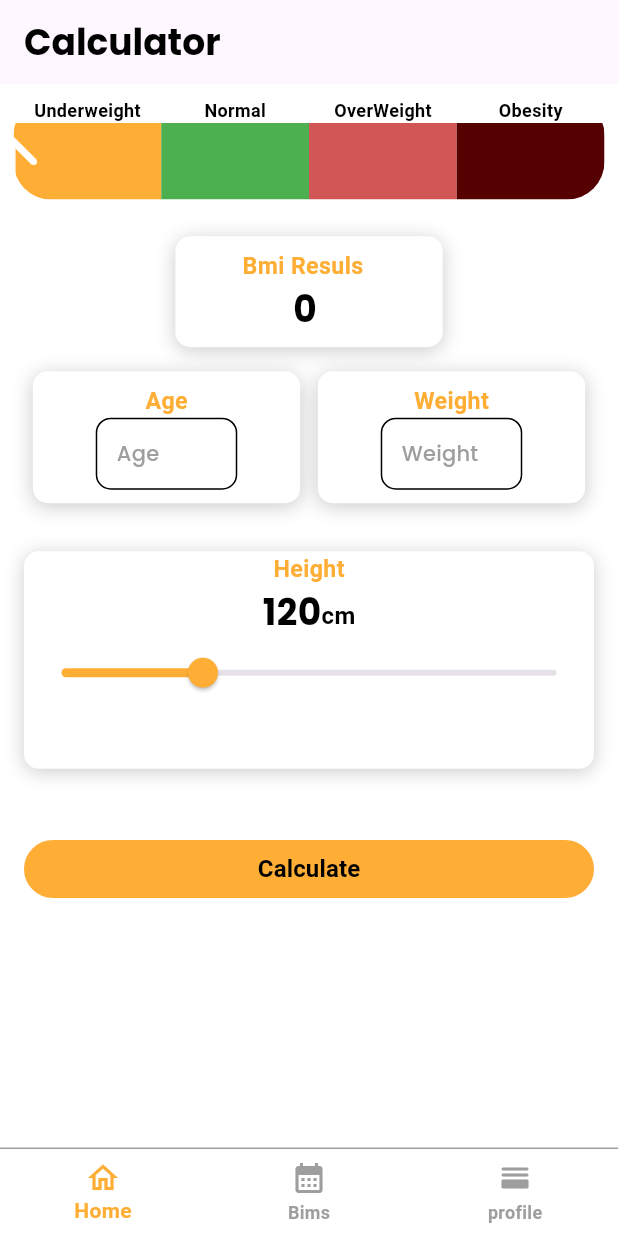
After one commit to pavlysamir/bmi-task, a Flutter app: the HomeLayout screen opened by its route, on a phone screen of 412 x 824 dp. The commit adds this screen. Run offline on Flutter 3.47's test engine with Material 3 defaults, Android fonts, the phone set to English and light mode, and no system bars; our stand-ins replace bloc, cloud_firestore, dartz, firebase_auth, firebase_core, flutter_bloc and 5 more; accounts and stored records are empty.

Commit message:
Add BMI calculator feature with views and manager
This commit adds the BMI calculator feature with views for calculating BMI,
displaying results, and managing user input. It also includes a custom linear
progress indicator with color-coded sections for BMI categories.

```diff
--- a/lib/constants.dart
+++ b/lib/constants.dart
@@ -3,9 +3,9 @@ import 'package:flutter/material.dart';
 const kPrimaryKey = Color(0xffFFAE35);
 const kSecondaryKey = Color(0xffD35656);
 const kBlackColor = Colors.black;
-Color kPoppingsRedColor = const Color(0xffFF0000).withOpacity(0.2);
+Color kPoppingsRedColor = const Color.fromARGB(255, 86, 1, 1);
 bool isEnglish = true;
 bool isDark = false;
 
-const k5A5A5A = Color(0xff5A5A5A);
+const kGreen = Colors.green;
 const k323232 = Color(0xff323232);
--- /dev/null
+++ b/lib/core/Layouts/home_layout.dart
@@ -0,0 +1,78 @@
+import 'package:bmi_task/core/Layouts/home_layout_cubit.dart';
+import 'package:flutter/material.dart';
+import 'package:flutter_bloc/flutter_bloc.dart';
+
+class HomeLayout extends StatefulWidget {
+  const HomeLayout({Key? key}) : super(key: key);
+
+  @override
+  State<HomeLayout> createState() => _HomeLayoutState();
+}
+
+class _HomeLayoutState extends State<HomeLayout> {
+  @override
+  @override
+  Widget build(BuildContext context) {
+    return BlocProvider(
+      create: (context) => HomeLayoutCubit(),
+      child: BlocConsumer<HomeLayoutCubit, HomeLayoutState>(
+        listener: (context, state) {
+          // TODO: implement listener
+        },
+        builder: (context, state) {
+          var cubit = HomeLayoutCubit.get(context);
+
+          return Scaffold(
+            // appBar: PreferredSize(
+            //   preferredSize: Size.fromHeight(85.h),
+            //   child: const SafeArea(
+            //     child: CustomAppBar(
+            //       name: 'Your Name',
+            //       image: 'Your Image',
+            //     ),
+            //   ),
+            // ),
+            bottomNavigationBar: Container(
+              decoration: const BoxDecoration(
+                border: Border(
+                  top: BorderSide(
+                    color: Colors.grey,
+                    width: 1.0,
+                  ),
+                ),
+              ),
+              child: BottomNavigationBar(
+                mouseCursor: MouseCursor.defer,
+                items: const [
+                  BottomNavigationBarItem(
+                    icon: Icon(
+                      Icons.home_outlined,
+                    ),
+                    label: 'Home',
+                  ),
+                  BottomNavigationBarItem(
+                    icon: Icon(
+                      Icons.calendar_month,
+                    ),
+                    label: 'Bims',
+                  ),
+                  BottomNavigationBarItem(
+                    icon: Icon(
+                      Icons.horizontal_split_rounded,
+                    ),
+                    label: 'profile',
+                  ),
+                ],
+                currentIndex: cubit.currentIndex,
+                onTap: (index) {
+                  cubit.changeBottomNavBar(index);
+                },
+              ),
+            ),
+            body: cubit.screens[cubit.currentIndex],
+          );
+        },
+      ),
+    );
+  }
+}
--- /dev/null
+++ b/lib/core/Layouts/home_layout_cubit.dart
@@ -0,0 +1,25 @@
+import 'package:bmi_task/features/bmi_list/presentation/views/bmi_list.dart';
+import 'package:bmi_task/features/calculation/presentation/views/Calculator_view.dart';
+import 'package:bmi_task/features/profile/presentation/views/profile_view.dart';
+import 'package:flutter/material.dart';
+import 'package:flutter_bloc/flutter_bloc.dart';
+part 'home_layout_state.dart';
+
+class HomeLayoutCubit extends Cubit<HomeLayoutState> {
+  HomeLayoutCubit() : super(HomeLayoutInitial());
+
+  static HomeLayoutCubit get(context) => BlocProvider.of(context);
+
+  int currentIndex = 0;
+  List screens = [
+    const CalculatorView(),
+    const BmiListView(),
+    const ProfileView(),
+  ];
+
+  void changeBottomNavBar(int index) {
+    currentIndex = index;
+
+    emit(HomeChaneNavBar());
+  }
+}
--- /dev/null
+++ b/lib/core/Layouts/home_layout_state.dart
@@ -0,0 +1,13 @@
+part of 'home_layout_cubit.dart';
+
+@immutable
+abstract class HomeLayoutState {}
+
+class HomeLayoutInitial extends HomeLayoutState {}
+
+class HomeChaneNavBar extends HomeLayoutState {}
+
+class themeChangeMode extends HomeLayoutState {
+  final bool isDark;
+  themeChangeMode({required this.isDark});
+}
--- a/lib/core/utils/app_router.dart
+++ b/lib/core/utils/app_router.dart
@@ -1,26 +1,44 @@
+import 'package:bmi_task/core/Layouts/home_layout.dart';
 import 'package:bmi_task/core/utils/service_locator.dart';
 import 'package:bmi_task/core/utils/shared_preferences_cash_helper.dart';
 import 'package:bmi_task/features/authentacation/presentation/views/auth_view.dart';
-import 'package:bmi_task/features/home/presentation/views/Home_view.dart';
+import 'package:bmi_task/features/bmi_list/presentation/views/bmi_list.dart';
+import 'package:bmi_task/features/calculation/presentation/views/Calculator_view.dart';
+import 'package:bmi_task/features/profile/presentation/views/profile_view.dart';
 import 'package:go_router/go_router.dart';
 
 abstract class AppRouter {
   static const kAuthView = '/';
-  static const kHomeView = '/HomeView';
+  static const kCalculatorView = '/CalculatorView';
+  static const kBmiListView = '/BmiListView';
+  static const kProfiletView = '/ProfileView';
+  static const kHomeLayOut = '/HomeLayOut';
 
   static final router = GoRouter(
       initialLocation:
           getIt.get<CashHelperSharedPreferences>().getData(key: 'uId') == null
               ? kAuthView
-              : kHomeView,
+              : kHomeLayOut,
       routes: [
         GoRoute(
           path: kAuthView,
           builder: (context, state) => const AuthView(),
         ),
         GoRoute(
-          path: kHomeView,
-          builder: (context, state) => const HomeView(),
-        )
+          path: kCalculatorView,
+          builder: (context, state) => const CalculatorView(),
+        ),
+        GoRoute(
+          path: kBmiListView,
+          builder: (context, state) => const BmiListView(),
+        ),
+        GoRoute(
+          path: kProfiletView,
+          builder: (context, state) => const ProfileView(),
+        ),
+        GoRoute(
+          path: kHomeLayOut,
+          builder: (context, state) => const HomeLayout(),
+        ),
       ]);
 }
--- a/lib/core/utils/styles.dart
+++ b/lib/core/utils/styles.dart
@@ -1,5 +1,6 @@
 import 'package:bmi_task/constants.dart';
 import 'package:flutter/material.dart';
+import 'package:flutter_screenutil/flutter_screenutil.dart';
 import 'package:google_fonts/google_fonts.dart';
 
 abstract class Styles {
@@ -40,6 +41,9 @@ abstract class Styles {
   // }
   static TextStyle textStyle12Black = const TextStyle(
       fontSize: 12, fontWeight: FontWeight.bold, color: Colors.black);
+
+  static TextStyle textStyle10Black = TextStyle(
+      fontSize: 10.sp, fontWeight: FontWeight.bold, color: Colors.black);
   static TextStyle textStyle12White = const TextStyle(
       fontSize: 12, fontWeight: FontWeight.bold, color: Colors.white);
   static TextStyle textStyle12BoldGrey = const TextStyle(
@@ -84,4 +88,6 @@ abstract class Styles {
       fontSize: 16, fontWeight: FontWeight.bold, color: kBlackColor);
   static TextStyle textStyle16White = const TextStyle(
       fontSize: 16, fontWeight: FontWeight.bold, color: Colors.white);
+  static TextStyle textStyle16Orange = TextStyle(
+      fontSize: 16.sp, fontWeight: FontWeight.bold, color: kPrimaryKey);
 }
--- a/lib/core/widgets/Custom_AppBar_with_title.dart
+++ b/lib/core/widgets/Custom_AppBar_with_title.dart
@@ -10,15 +10,6 @@ class CustomAppbareWithTitle extends StatelessWidget
   @override
   Widget build(BuildContext context) {
     return AppBar(
-      leading: IconButton(
-        onPressed: () {
-          Navigator.pop(context);
-        },
-        icon: const Icon(
-          Icons.arrow_back_ios,
-          color: kPrimaryKey,
-        ),
-      ),
       title: Text(
         title,
         style: Theme.of(context).textTheme.displaySmall,
--- a/lib/features/authentacation/presentation/views/auth_view.dart
+++ b/lib/features/authentacation/presentation/views/auth_view.dart
@@ -24,7 +24,7 @@ class AuthView extends StatelessWidget {
         listener: (context, state) {
           if (state is RegisterCreateUserSuccessState) {
             customGoAndDeleteNavigate(
-                context: context, path: AppRouter.kHomeView);
+                context: context, path: AppRouter.kCalculatorView);
           }
         },
         builder: (context, state) {
--- /dev/null
+++ b/lib/features/bmi_list/presentation/views/bmi_list.dart
@@ -0,0 +1,14 @@
+import 'package:flutter/material.dart';
+import 'package:flutter/widgets.dart';
+
+class BmiListView extends StatelessWidget {
+  const BmiListView({super.key});
+
+  @override
+  Widget build(BuildContext context) {
+    return Scaffold(
+        body: Center(
+      child: Text('Bmi List'),
+    ));
+  }
+}
--- /dev/null
+++ b/lib/features/calculation/presentation/manager/calculator_cubit/cubit/calculator_cubit.dart
@@ -0,0 +1,39 @@
+import 'dart:math';
+
+import 'package:bloc/bloc.dart';
+import 'package:flutter/widgets.dart';
+import 'package:flutter_bloc/flutter_bloc.dart';
+import 'package:meta/meta.dart';
+
+part 'calculator_state.dart';
+
+class CalculatorCubit extends Cubit<CalculatorState> {
+  CalculatorCubit() : super(CalculatorInitial());
+  TextEditingController ageController = TextEditingController();
+  TextEditingController weightController = TextEditingController();
+
+  double height = 120;
+  var bmiResult = 0.0;
+
+  void changeHeight(double value) {
+    height = value;
+    emit(ChangeHeightState());
+  }
+
+  void calculateBmi() {
+    double weight = double.parse(weightController.text);
+    bmiResult = weight / pow(height / 100, 2);
+    emit(CalculateBmiState());
+  }
+
+  static CalculatorCubit? get(context) => BlocProvider.of(context);
+  double progressValue = 0;
+
+  void normalize({double min = 0, double max = 100}) {
+    // Ensure the value is within the range
+    bmiResult = bmiResult.clamp(min, max);
+
+    // Normalize the value to a range of 0 to 1
+    progressValue = (bmiResult - min) / (max - min);
+  }
+}
--- /dev/null
+++ b/lib/features/calculation/presentation/manager/calculator_cubit/cubit/calculator_state.dart
@@ -0,0 +1,10 @@
+part of 'calculator_cubit.dart';
+
+@immutable
+sealed class CalculatorState {}
+
+final class CalculatorInitial extends CalculatorState {}
+
+final class ChangeHeightState extends CalculatorState {}
+
+final class CalculateBmiState extends CalculatorState {}
--- /dev/null
+++ b/lib/features/calculation/presentation/views/Calculator_view.dart
@@ -0,0 +1,86 @@
+import 'package:bmi_task/constants.dart';
+import 'package:bmi_task/core/widgets/Custom_AppBar_with_title.dart';
+import 'package:bmi_task/core/widgets/custom_button_large.dart';
+import 'package:bmi_task/features/calculation/presentation/manager/calculator_cubit/cubit/calculator_cubit.dart';
+import 'package:bmi_task/features/calculation/presentation/widgets/age_weight_container.dart';
+import 'package:bmi_task/features/calculation/presentation/widgets/bmi_result_container.dart';
+import 'package:bmi_task/features/calculation/presentation/widgets/hight_slider_container.dart';
+import 'package:bmi_task/features/calculation/presentation/widgets/linear_progress_indicator.dart';
+import 'package:flutter/material.dart';
+import 'package:flutter_bloc/flutter_bloc.dart';
+import 'package:flutter_screenutil/flutter_screenutil.dart';
+
+class CalculatorView extends StatelessWidget {
+  const CalculatorView({super.key});
+
+  @override
+  Widget build(BuildContext context) {
+    return BlocProvider(
+      create: (context) => CalculatorCubit(),
+      child: BlocConsumer<CalculatorCubit, CalculatorState>(
+        listener: (context, state) {
+          // TODO: implement listener
+        },
+        builder: (context, state) {
+          return Scaffold(
+              appBar: const CustomAppbareWithTitle(
+                title: 'Calculator',
+              ),
+              body: SingleChildScrollView(
+                child: Column(
+                  children: [
+                    MultiColorLinearProgressIndicator(
+                      progressValue:
+                          CalculatorCubit.get(context)!.progressValue,
+                    ),
+                    SizedBox(
+                      height: 16.h,
+                    ),
+                    BmiResultContainer(
+                      bmiResult: CalculatorCubit.get(context)!.bmiResult,
+                    ),
+                    Padding(
+                      padding: const EdgeInsets.all(16.0),
+                      child: Row(
+                        mainAxisAlignment: MainAxisAlignment.spaceAround,
+                        children: [
+                          AgeWeightContainer(
+                            controller:
+                                CalculatorCubit.get(context)!.ageController,
+                            hintText: 'Age',
+                          ),
+                          AgeWeightContainer(
+                            controller:
+                                CalculatorCubit.get(context)!.weightController,
+                            hintText: 'Weight',
+                          ),
+                        ],
+                      ),
+                    ),
+                    const Padding(
+                      padding: EdgeInsets.all(16.0),
+                      child: HeightSliderContainer(),
+                    ),
+                    SizedBox(
+                      height: 16.h,
+                    ),
+                    Padding(
+                      padding: const EdgeInsets.all(16.0),
+                      child: CustomButtonLarge(
+                          text: 'Calculate',
+                          color: kPrimaryKey,
+                          textColor: Colors.white,
+                          function: () {
+                            CalculatorCubit.get(context)!.normalize();
+                            print(CalculatorCubit.get(context)!.progressValue);
+                            CalculatorCubit.get(context)!.calculateBmi();
+                          }),
+                    )
+                  ],
+                ),
+              ));
+        },
+      ),
+    );
+  }
+}
--- /dev/null
+++ b/lib/features/calculation/presentation/widgets/age_weight_container.dart
@@ -0,0 +1,55 @@
+import 'package:bmi_task/core/utils/styles.dart';
+import 'package:bmi_task/features/authentacation/presentation/widgets/custom_form_field.dart';
+import 'package:flutter/material.dart';
+import 'package:flutter_screenutil/flutter_screenutil.dart';
+
+class AgeWeightContainer extends StatelessWidget {
+  const AgeWeightContainer(
+      {super.key, required this.controller, required this.hintText});
+  final TextEditingController controller;
+  final String hintText;
+  @override
+  Widget build(BuildContext context) {
+    return Container(
+      width: 170.w,
+      //height: 150.h,
+      decoration: BoxDecoration(
+        color: Theme.of(context).cardColor,
+        borderRadius: BorderRadius.circular(10),
+        border: Border.all(color: Colors.white),
+        boxShadow: [
+          BoxShadow(
+            color: Theme.of(context).shadowColor,
+            //spreadRadius: 2,
+            blurRadius: 10,
+            offset: const Offset(0, 2), // changes position of shadow
+          ),
+        ],
+      ),
+      child: Padding(
+        padding: const EdgeInsets.all(8.0),
+        child: Column(
+          mainAxisAlignment: MainAxisAlignment.start,
+          children: [
+            Text(
+              hintText,
+              style: Styles.textStyle16Orange,
+            ),
+            SizedBox(
+              width: 90.w,
+              child: CustomFormField(
+                  controller: controller,
+                  validationMassage: (value) {
+                    if (value.isEmpty) {
+                      return "Please Enter Your $hintText";
+                    }
+                  },
+                  hintText: hintText,
+                  textInputType: TextInputType.number),
+            )
+          ],
+        ),
+      ),
+    );
+  }
+}
--- /dev/null
+++ b/lib/features/calculation/presentation/widgets/bmi_result_container.dart
@@ -0,0 +1,44 @@
+import 'package:bmi_task/core/utils/styles.dart';
+import 'package:flutter/material.dart';
+import 'package:flutter_screenutil/flutter_screenutil.dart';
+
+class BmiResultContainer extends StatelessWidget {
+  const BmiResultContainer({super.key, required this.bmiResult});
+
+  final double bmiResult;
+
+  @override
+  Widget build(BuildContext context) {
+    return Container(
+      width: 170.w,
+      //height: 150.h,
+      decoration: BoxDecoration(
+        color: Theme.of(context).cardColor,
+        borderRadius: BorderRadius.circular(10),
+        border: Border.all(color: Colors.white),
+        boxShadow: [
+          BoxShadow(
+            color: Theme.of(context).shadowColor,
+            //spreadRadius: 2,
+            blurRadius: 10,
+            offset: const Offset(0, 2), // changes position of shadow
+          ),
+        ],
+      ),
+      child: Padding(
+          padding: const EdgeInsets.all(8.0),
+          child: Column(
+            children: [
+              Text(
+                'Bmi Resuls  ',
+                style: Styles.textStyle16Orange,
+              ),
+              Text(
+                '${bmiResult.round()} ',
+                style: Styles.textStyle24BoldBlack,
+              ),
+            ],
+          )),
+    );
+  }
+}
--- /dev/null
+++ b/lib/features/calculation/presentation/widgets/hight_slider_container.dart
@@ -0,0 +1,78 @@
+import 'package:bmi_task/constants.dart';
+import 'package:bmi_task/core/utils/styles.dart';
+import 'package:bmi_task/features/calculation/presentation/manager/calculator_cubit/cubit/calculator_cubit.dart';
+import 'package:flutter/material.dart';
+import 'package:flutter_bloc/flutter_bloc.dart';
+import 'package:flutter_screenutil/flutter_screenutil.dart';
+
+class HeightSliderContainer extends StatelessWidget {
+  const HeightSliderContainer({
+    super.key,
+    // required this.height,
+    // required this.heightText,
+    // required this.onChanged
+  });
+
+  // final double height;
+  // final String heightText;
+  // final Function onChanged;
+
+  @override
+  Widget build(BuildContext context) {
+    return BlocConsumer<CalculatorCubit, CalculatorState>(
+      listener: (context, state) {
+        // TODO: implement listener
+      },
+      builder: (context, state) {
+        return Container(
+          width: MediaQuery.of(context).size.width,
+          height: 150.h,
+          decoration: BoxDecoration(
+            color: Theme.of(context).cardColor,
+            borderRadius: BorderRadius.circular(10),
+            border: Border.all(color: Colors.white),
+            boxShadow: [
+              BoxShadow(
+                color: Theme.of(context).shadowColor,
+                //spreadRadius: 2,
+                blurRadius: 10,
+                offset: const Offset(0, 2), // changes position of shadow
+              ),
+            ],
+          ),
+          child: Column(
+            children: [
+              Text(
+                'Height',
+                style: Styles.textStyle16Orange,
+              ),
+              Row(
+                  crossAxisAlignment: CrossAxisAlignment.baseline,
+                  textBaseline: TextBaseline.alphabetic,
+                  mainAxisAlignment: MainAxisAlignment.center,
+                  children: [
+                    Text(
+                      '${CalculatorCubit.get(context)!.height.round()}',
+                      style: Styles.textStyle24BoldBlack,
+                    ),
+                    Text(
+                      'cm',
+                      style: Styles.textStyle16Black,
+                    )
+                  ]),
+              Slider(
+                activeColor: kPrimaryKey,
+                value: CalculatorCubit.get(context)!.height,
+                onChanged: (value) {
+                  CalculatorCubit.get(context)!.changeHeight(value);
+                },
+                max: 220,
+                min: 80,
+              )
+            ],
+          ),
+        );
+      },
+    );
+  }
+}
--- /dev/null
+++ b/lib/features/calculation/presentation/widgets/linear_progress_indicator.dart
@@ -0,0 +1,131 @@
+import 'package:bmi_task/constants.dart';
+import 'package:bmi_task/core/utils/styles.dart';
+import 'package:flutter/material.dart';
+import 'package:flutter_screenutil/flutter_screenutil.dart';
+
+class MultiColorLinearProgressIndicator extends StatelessWidget {
+  final double progressValue;
+
+  const MultiColorLinearProgressIndicator({
+    super.key,
+    required this.progressValue,
+  });
+
+  @override
+  Widget build(BuildContext context) {
+    return Padding(
+      padding: const EdgeInsets.all(8.0),
+      child: Stack(
+        children: [
+          // Background indicator with multiple colors
+          Container(
+              height: 70,
+              decoration: BoxDecoration(
+                border: Border.all(color: Colors.white),
+                borderRadius: BorderRadius.circular(25),
+              ),
+              child: ClipRRect(
+                borderRadius: BorderRadius.circular(25),
+                child: Row(
+                  children: [
+                    Expanded(
+                      child: Column(
+                        children: [
+                          Text(
+                            'Underweight',
+                            style: Styles.textStyle12Black,
+                          ),
+                          Expanded(
+                            child: Container(
+                              color: kPrimaryKey,
+                            ),
+                          ),
+                        ],
+                      ),
+                    ),
+                    Expanded(
+                      child: Column(
+                        children: [
+                          Text(
+                            'Normal',
+                            style: Styles.textStyle12Black,
+                          ),
+                          Expanded(
+                            child: Container(
+                              color: kGreen,
+                            ),
+                          ),
+                        ],
+                      ),
+                    ),
+                    Expanded(
+                      child: Column(
+                        children: [
+                          Text(
+                            'OverWeight',
+                            style: Styles.textStyle12Black,
+                          ),
+                          Expanded(
+                            child: Container(
+                              color: kSecondaryKey,
+                            ),
+                          ),
+                        ],
+                      ),
+                    ),
+                    Expanded(
+                      child: Column(
+                        children: [
+                          Text(
+                            'Obesity',
+                            style: Styles.textStyle12Black,
+                          ),
+                          Expanded(
+                            child: Container(
+                              color: kPoppingsRedColor,
+                            ),
+                          ),
+                        ],
+                      ),
+                    ),
+                  ],
+                ),
+              )),
+          Positioned.fill(
+            child: LinearProgressIndicator(
+              value: progressValue,
+              backgroundColor:
+                  Colors.transparent, // Make background transparent
+              valueColor: const AlwaysStoppedAnimation<Color>(
+                  Colors.transparent), // Make progress bar transparent
+            ),
+          ),
+
+          // Custom arrow indicator
+          Positioned(
+            left: calculateArrowPosition(progressValue, context),
+            bottom: 0,
+            child: Container(
+              alignment: Alignment.bottomCenter,
+              child: Icon(
+                Icons.arrow_upward_rounded,
+                color: Colors.white,
+                size: 50.w,
+              ),
+            ),
+          ),
+        ],
+      ),
+    );
+  }
+
+  // Calculate the position of the arrow based on the progress value
+  double calculateArrowPosition(double progress, BuildContext context) {
+    // Calculate the width of the container
+    double containerWidth = MediaQuery.of(context).size.width;
+
+    // Calculate the position of the arrow based on the progress value
+    return containerWidth * progress -
+        25.w; // 12 is the half width of the arrow icon
+  }
+}
--- a/lib/features/home/presentation/views/Home_view.dart
+++ /dev/null
@@ -1,12 +0,0 @@
-import 'package:flutter/material.dart';
-
-class HomeView extends StatelessWidget {
-  const HomeView({super.key});
-
-  @override
-  Widget build(BuildContext context) {
-    return const Scaffold(
-      body: Center(child: Text('Home View')),
-    );
-  }
-}
--- /dev/null
+++ b/lib/features/profile/presentation/views/profile_view.dart
@@ -0,0 +1,14 @@
+import 'package:flutter/material.dart';
+import 'package:flutter/widgets.dart';
+
+class ProfileView extends StatelessWidget {
+  const ProfileView({super.key});
+
+  @override
+  Widget build(BuildContext context) {
+    return Scaffold(
+        body: Center(
+      child: Text('Profile View'),
+    ));
+  }
+}
```
